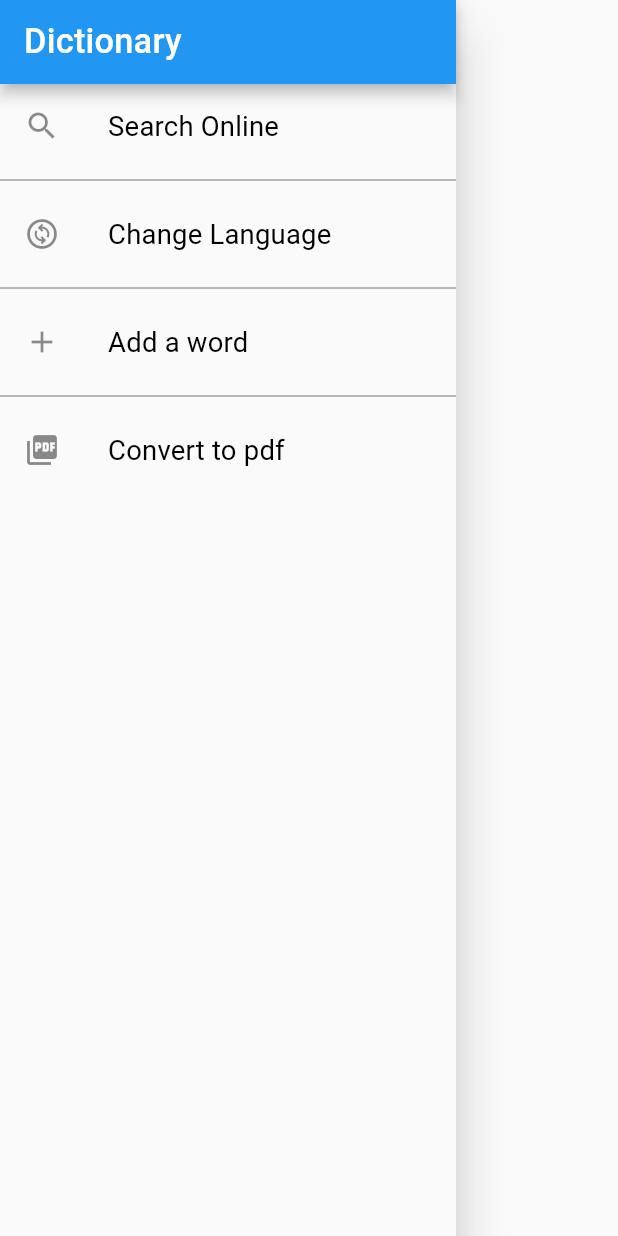
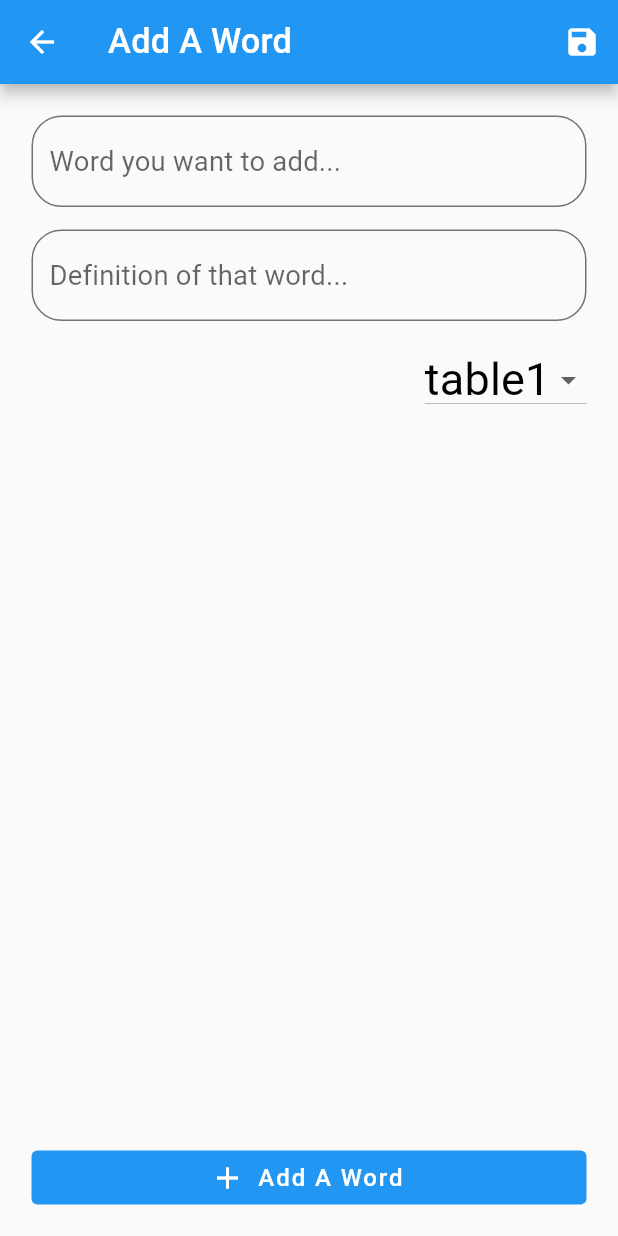
Before and after one commit to MrSobirov/najottalim2, a Flutter app: the AppDrawer widget shown alone on an empty page, opened directly, after a tap on "Add a word", on a phone screen of 412 x 824 dp. Run offline on Flutter 3.47's test engine with Material 2 defaults, Android fonts, the phone set to English and light mode, and no system bars; our stand-ins replace bloc, flutter_bloc, flutter_screenutil, fluttertoast, shared_preferences, sqflite; accounts and stored records are empty.

Commit message:
add a word screen

```diff
--- a/lib/screens/add_word_screen.dart
+++ b/lib/screens/add_word_screen.dart
@@ -0,0 +1,97 @@
+import 'package:dictionary/utils/my_widgets.dart';
+import 'package:flutter/material.dart';
+
+class AddWordScreen extends StatefulWidget {
+  const AddWordScreen({Key? key}) : super(key: key);
+
+  @override
+  State<AddWordScreen> createState() => _AddWordScreenState();
+}
+
+class _AddWordScreenState extends State<AddWordScreen> {
+  TextEditingController controller1 = TextEditingController();
+  TextEditingController controller2 = TextEditingController();
+  String dropdownValue = 'table1';
+  void saveWord(){
+
+  }
+  @override
+  Widget build(BuildContext context) {
+    return Scaffold(
+      appBar: AppBar(
+        title: Text('Add A Word'),
+        actions: [
+          IconButton(
+            onPressed: saveWord,
+            icon: Icon(Icons.save),
+          ),
+        ],
+      ),
+      body: Container(
+        margin: EdgeInsets.all(5),
+        padding: const EdgeInsets.all(16.0),
+        child: Column(
+          crossAxisAlignment: CrossAxisAlignment.stretch,
+          children: [
+            Expanded(
+                child: Column(
+              crossAxisAlignment: CrossAxisAlignment.end,
+              children: [
+                TextField(
+                  controller: controller1,
+                  decoration: InputDecoration(
+                      hintText: 'Word you want to add...',
+                      enabledBorder: OutlineInputBorder(
+                          borderSide: BorderSide(color: Colors.black54),
+                          borderRadius: BorderRadius.circular(20))),
+                ),
+                MyWidgets().sizedBox(15),
+                TextField(
+                  controller: controller2,
+                  decoration: InputDecoration(
+                      hintText: 'Definition of that word...',
+                      enabledBorder: OutlineInputBorder(
+                          borderSide: BorderSide(color: Colors.black54),
+                          borderRadius: BorderRadius.circular(20))),
+                ),
+                MyWidgets().sizedBox(15),
+                DropdownButton<String>(
+                  value: dropdownValue,
+                  items: <String>[
+                    'table1',
+                    'table2',
+                    'table3',
+                  ].map<DropdownMenuItem<String>>((String value) {
+                    return DropdownMenuItem<String>(
+                      value: value,
+                      child: Text(
+                        value,
+                        style: TextStyle(fontSize: 30),
+                      ),
+                    );
+                  }).toList(),
+                  // Step 5.
+                  onChanged: (String? newValue) {
+                    setState(() {
+                      dropdownValue = newValue!;
+                    });
+                  },
+                ),
+                MyWidgets().sizedBox(15),
+              ],
+            ),),
+            ElevatedButton.icon(
+              onPressed: saveWord,
+              icon: const Icon(Icons.add),
+              label: const Text('Add A Word'),
+              style: ElevatedButton.styleFrom(
+                  backgroundColor: Theme.of(context).colorScheme.secondary,
+                  elevation: 0,
+                  tapTargetSize: MaterialTapTargetSize.shrinkWrap),
+            ),
+          ],
+        ),
+      ),
+    );
+  }
+}
--- a/lib/screens/drawer.dart
+++ b/lib/screens/drawer.dart
@@ -1,5 +1,8 @@
+import 'package:dictionary/screens/add_word_screen.dart';
+import 'package:dictionary/screens/choose_language.dart';
 import 'package:dictionary/utils/my_widgets.dart';
 import 'package:flutter/material.dart';
+
 class AppDrawer extends StatelessWidget {
   const AppDrawer({Key? key}) : super(key: key);
 
@@ -12,32 +15,37 @@ class AppDrawer extends StatelessWidget {
             title: const Text('Dictionary'),
             automaticallyImplyLeading: false,
           ),
-
           ListTile(
               leading: const Icon(Icons.search),
               title: const Text('Search Online'),
-              onTap: () {
-
-              }),
+              onTap: () {}),
           MyWidgets().divider(),
           ListTile(
               leading: const Icon(Icons.change_circle_outlined),
               title: const Text('Change Language'),
               onTap: () {
+                Navigator.push(
+                  context,
+                  MaterialPageRoute(
+                    builder: (context) => ChooseLanguage(),
+                  ),
+                );
               }),
           MyWidgets().divider(),
           ListTile(
               leading: const Icon(Icons.add),
               title: const Text('Add a word'),
-              onTap: () {
-              }),
+              onTap: () {Navigator.push(
+                context,
+                MaterialPageRoute(
+                  builder: (context) => AddWordScreen(),
+                ),
+              );}),
           MyWidgets().divider(),
           ListTile(
             leading: const Icon(Icons.picture_as_pdf),
             title: const Text('Convert to pdf'),
-            onTap: () {
-
-            },
+            onTap: () {},
           ),
         ],
       ),
```
